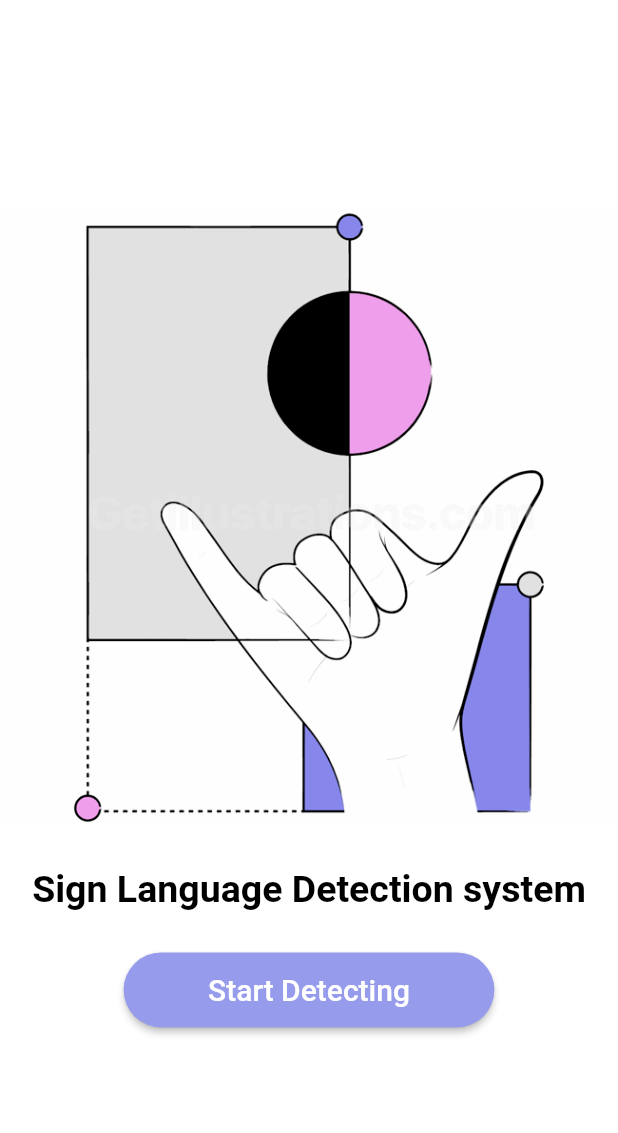
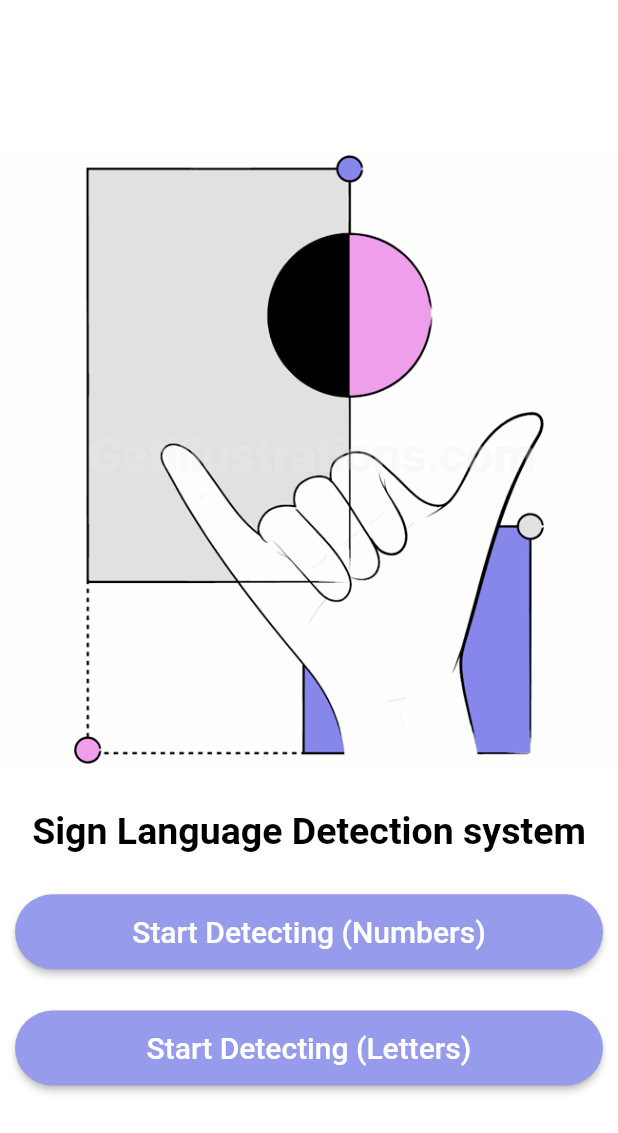
Before and after one commit to Soumik43/flutter_sign_language, a Flutter app: the screen it shows after launch, on a phone screen of 412 x 824 dp. Shown: the top 1133 px of the screen. Run offline on Flutter 3.47's test engine with Material 2 defaults, Android fonts, the phone set to English and light mode, and no system bars; our stand-ins replace camera; missing offline and left inert: tflite.

Commit message:
Final changes for UI and added letter identification

```diff
--- a/lib/main.dart
+++ b/lib/main.dart
@@ -40,26 +40,28 @@ class _FirstScreenState extends State<FirstScreen> {
       backgroundColor: Colors.white,
       body: Column(
         mainAxisAlignment: MainAxisAlignment.center,
+        crossAxisAlignment: CrossAxisAlignment.center,
         children: [
           Image.asset("assets/sign_language.png"),
           SizedBox(
             height: s.height / 30,
           ),
-          const Text(
+          const Center(
+            child: Text(
               "Sign Language Detection system",
               style: TextStyle(
                 color: Colors.black,
                 fontSize: 25,
                 fontWeight: FontWeight.bold,
               ),
+              textAlign: TextAlign.center,
+            ),
           ),
           SizedBox(
             height: s.height / 30,
           ),
           Container(
-            color: Theme.of(context).primaryColor,
-            child: Container(
-              margin: EdgeInsets.symmetric(horizontal: s.width / 5),
+            margin: const EdgeInsets.symmetric(horizontal: 10),
             height: 50,
             width: s.width,
             child: MaterialButton(
@@ -76,11 +78,39 @@ class _FirstScreenState extends State<FirstScreen> {
                 );
               },
               child: const Text(
-                  'Start Detecting',
+                'Start Detecting (Numbers)',
                 style: TextStyle(
                   color: Colors.white,
                   fontSize: 20,
                 ),
+              ),
+            ),
+          ),
+          SizedBox(
+            height: s.height / 30,
+          ),
+          Container(
+            margin: const EdgeInsets.symmetric(horizontal: 10),
+            height: 50,
+            width: s.width,
+            child: MaterialButton(
+              color: const Color(0xff969BEC),
+              shape: RoundedRectangleBorder(
+                borderRadius: BorderRadius.circular(50),
+              ),
+              onPressed: () {
+                Navigator.pushReplacement(
+                  context,
+                  MaterialPageRoute(
+                    builder: (context) => const Home(isLetters: true),
+                  ),
+                );
+              },
+              child: const Text(
+                'Start Detecting (Letters)',
+                style: TextStyle(
+                  color: Colors.white,
+                  fontSize: 20,
                 ),
               ),
             ),
--- a/pubspec.yaml
+++ b/pubspec.yaml
@@ -51,6 +51,7 @@ flutter:
   # To add assets to your application, add an assets section, like this:
   assets:
     - assets/
+    - assets/letters/
   #   - images/a_dot_ham.jpeg
   # An image asset can refer to one or more resolution-specific "variants", see
   # https://flutter.dev/assets-and-images/#resolution-aware.
```
Also changed, not shown: assets/letters/labels.txt (added, +26 -0 lines), lib/home.dart (+62 -11 lines), 1 other file. Lines whose indentation alone changed are shown as unchanged.
